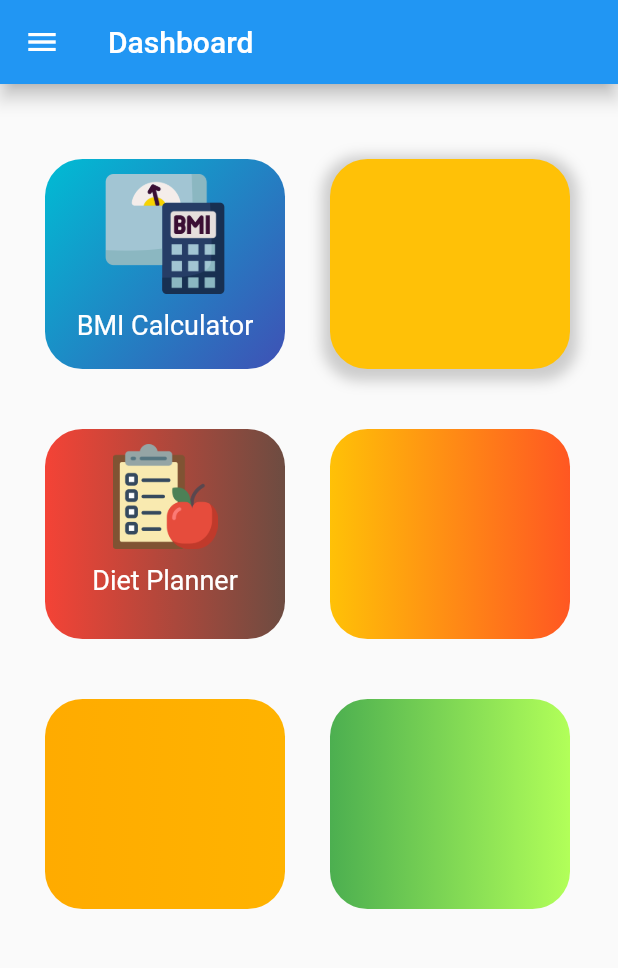
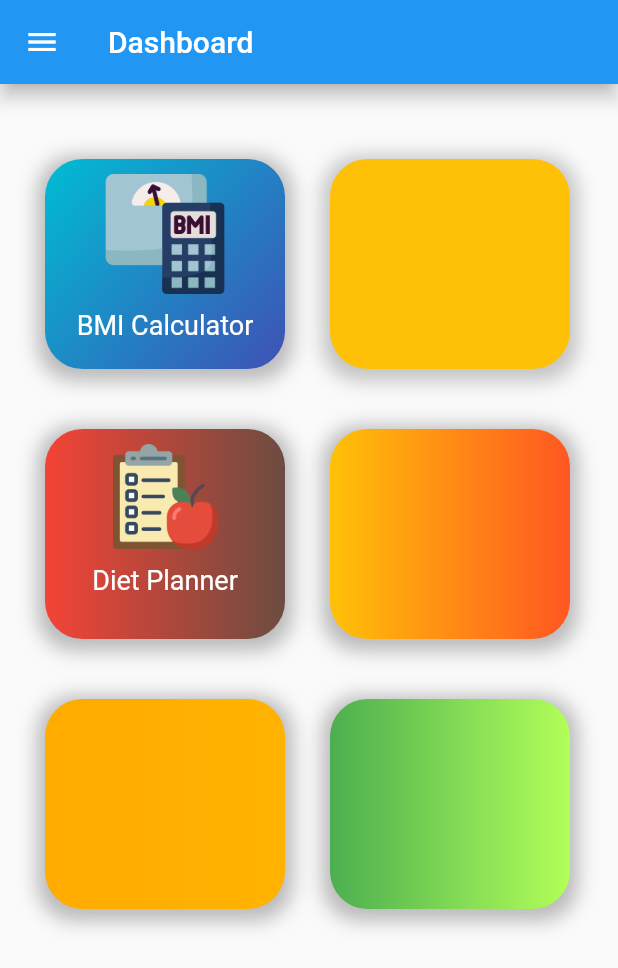
Before and after one commit to balavardhan224/healthtrackerandcalculator, a Flutter app: the Homepage screen opened directly, on a phone screen of 412 x 824 dp. Shown: the top 968 px of the screen. Run offline on Flutter 3.47's test engine with Material 2 defaults, Android fonts, the phone set to English and light mode, and no system bars; our stand-ins replace flare_flutter, google_fonts; missing offline and left inert: intro_views_flutter.

Commit message:
initila commit

```diff
--- a/lib/widget.dart
+++ b/lib/widget.dart
@@ -15,6 +15,14 @@ Widget buildcontainer(BuildContext context) {
               25,
             ),
           ),
+          boxShadow: [
+            BoxShadow(
+              color: Colors.grey.withOpacity(0.7),
+              blurRadius: 10,
+              offset: Offset(0, 3),
+              spreadRadius: 5,
+            )
+          ],
           gradient: LinearGradient(
             begin: Alignment.topLeft,
             end: Alignment.bottomRight,
@@ -67,10 +75,11 @@ Widget buildcontainer(BuildContext context) {
           ),
           boxShadow: [
             BoxShadow(
-                color: Colors.grey.withOpacity(0.5),
-                spreadRadius: 5,
-                blurRadius: 7,
-                offset: Offset(0, 3)),
+              color: Colors.grey.withOpacity(0.6),
+              spreadRadius: 5,
+              blurRadius: 10,
+              offset: Offset(0, 3),
+            ),
           ],
           color: Colors.amber,
         ),
@@ -94,6 +103,14 @@ Widget buildbox(BuildContext context) {
                 25,
               ),
             ),
+            boxShadow: [
+              BoxShadow(
+                color: Colors.grey.withOpacity(0.7),
+                blurRadius: 10,
+                offset: Offset(0, 3),
+                spreadRadius: 5,
+              ),
+            ],
             gradient: LinearGradient(
               colors: [
                 Colors.red.shade500,
@@ -133,6 +150,14 @@ Widget buildbox(BuildContext context) {
               25,
             ),
           ),
+          boxShadow: [
+            BoxShadow(
+              color: Colors.grey.withOpacity(0.7),
+              blurRadius: 10,
+              offset: Offset(0, 3),
+              spreadRadius: 5,
+            ),
+          ],
           gradient: LinearGradient(
             colors: [
               Colors.amber,
@@ -164,6 +189,14 @@ Widget buildbox1(BuildContext context) {
               25,
             ),
           ),
+          boxShadow: [
+            BoxShadow(
+              color: Colors.grey.withOpacity(0.7),
+              blurRadius: 10,
+              offset: Offset(0, 3),
+              spreadRadius: 5,
+            ),
+          ],
           gradient: LinearGradient(
             colors: [
               Colors.amberAccent.shade700,
@@ -196,6 +229,14 @@ Widget buildbox1(BuildContext context) {
               25,
             ),
           ),
+          boxShadow: [
+            BoxShadow(
+              color: Colors.grey.withOpacity(0.7),
+              blurRadius: 10,
+              offset: Offset(0, 3),
+              spreadRadius: 5,
+            ),
+          ],
           gradient: LinearGradient(
             colors: [
               Colors.green,
```
